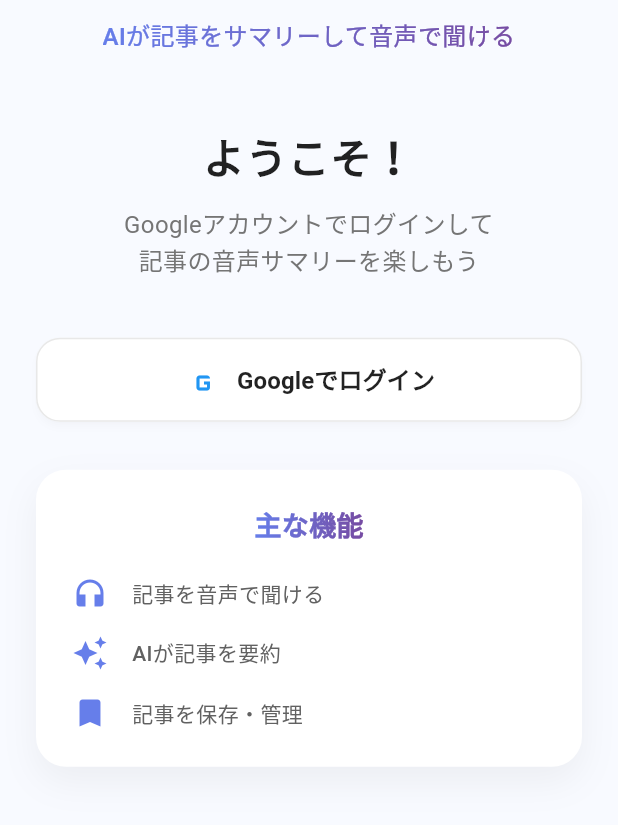
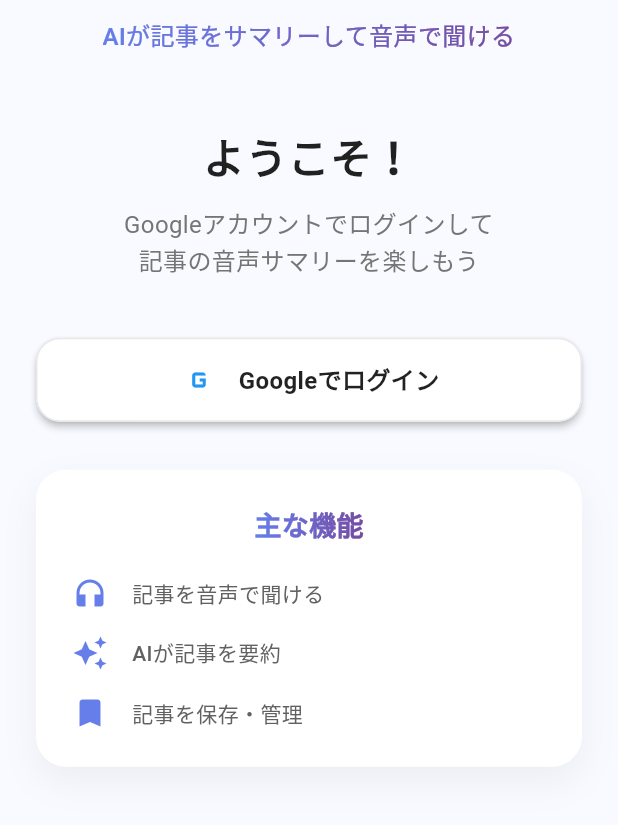
Before and after one commit to shuheu/summeryme-ai, a Flutter app: the screen it shows after launch, on a phone screen of 412 x 824 dp, the part 353-1178 px from its top. Run offline on Flutter 3.47's test engine with Material 3 defaults, Android fonts, the phone set to English and light mode, and no system bars; our stand-ins replace firebase_auth, firebase_core, google_sign_in, just_audio, shared_preferences; accounts and stored records are empty; network calls fail.

```diff
--- a/frontend/lib/screens/auth/login_screen.dart
+++ b/frontend/lib/screens/auth/login_screen.dart
@@ -1,4 +1,5 @@
 import 'package:flutter/material.dart';
+import 'package:flutter/foundation.dart';
 import '../main_tab_screen.dart';
 import '../../services/auth_service.dart';
 
@@ -60,7 +61,73 @@ class _LoginScreenState extends State<LoginScreen> {
 
     return Scaffold(
       backgroundColor: const Color(0xFFF8FAFF),
-      appBar: null,
+      appBar: kDebugMode
+          ? AppBar(
+              backgroundColor: Colors.transparent,
+              elevation: 0,
+              title: Container(
+                padding: const EdgeInsets.symmetric(
+                  horizontal: 8,
+                  vertical: 4,
+                ),
+                decoration: BoxDecoration(
+                  color: Colors.orange.withValues(alpha: 0.1),
+                  borderRadius: BorderRadius.circular(8),
+                  border: Border.all(
+                    color: Colors.orange.withValues(alpha: 0.3),
+                  ),
+                ),
+                child: const Text(
+                  '🚧 Debug Mode',
+                  style: TextStyle(
+                    color: Colors.orange,
+                    fontSize: 14,
+                    fontWeight: FontWeight.w600,
+                  ),
+                ),
+              ),
+              actions: [
+                Container(
+                  margin: const EdgeInsets.only(right: 16, top: 8, bottom: 8),
+                  child: ElevatedButton.icon(
+                    onPressed: () {
+                      Navigator.pushReplacement(
+                        context,
+                        MaterialPageRoute<void>(
+                          builder: (context) => const MainTabScreen(),
+                        ),
+                      );
+                    },
+                    icon: const Icon(
+                      Icons.skip_next,
+                      size: 18,
+                      color: Colors.white,
+                    ),
+                    label: const Text(
+                      'Skip Auth',
+                      style: TextStyle(
+                        color: Colors.white,
+                        fontWeight: FontWeight.w600,
+                        fontSize: 13,
+                      ),
+                    ),
+                    style: ElevatedButton.styleFrom(
+                      backgroundColor: Colors.orange,
+                      foregroundColor: Colors.white,
+                      elevation: 2,
+                      shape: RoundedRectangleBorder(
+                        borderRadius: BorderRadius.circular(20),
+                      ),
+                      padding: const EdgeInsets.symmetric(
+                        horizontal: 12,
+                        vertical: 6,
+                      ),
+                    ),
+                  ),
+                ),
+              ],
+            )
+          : null,
       body: SafeArea(
         child: Center(
           child: SingleChildScrollView(
@@ -180,14 +247,26 @@ class _LoginScreenState extends State<LoginScreen> {
                   ),
                   SizedBox(height: isTablet ? 48 : 40),
 
-                  // Google login button
-                  SizedBox(
+                  // Google login button - PWA対応版
+                  Material(
+                    color: Colors.white,
+                    elevation: 2,
+                    borderRadius: BorderRadius.circular(16),
+                    child: InkWell(
+                      onTap: _isLoading ? null : _googleLogin,
+                      borderRadius: BorderRadius.circular(16),
+                      child: Container(
                         height: 56,
                         width: double.infinity,
-                    child: ElevatedButton.icon(
-                      onPressed: _isLoading ? null : _googleLogin,
-                      icon: _isLoading
-                          ? const SizedBox(
+                        decoration: BoxDecoration(
+                          border: Border.all(color: const Color(0xFFE8E8E8)),
+                          borderRadius: BorderRadius.circular(16),
+                        ),
+                        child: Row(
+                          mainAxisAlignment: MainAxisAlignment.center,
+                          children: [
+                            if (_isLoading)
+                              const SizedBox(
                                 height: 20,
                                 width: 20,
                                 child: CircularProgressIndicator(
@@ -197,7 +276,8 @@ class _LoginScreenState extends State<LoginScreen> {
                                   ),
                                 ),
                               )
-                          : Container(
+                            else
+                              Container(
                                 padding: const EdgeInsets.all(2),
                                 decoration: BoxDecoration(
                                   color: Colors.white,
@@ -215,7 +295,8 @@ class _LoginScreenState extends State<LoginScreen> {
                                   ),
                                 ),
                               ),
-                      label: Text(
+                            const SizedBox(width: 12),
+                            Text(
                               _isLoading ? 'ログイン中...' : 'Googleでログイン',
                               style: TextStyle(
                                 fontSize: isTablet ? 18 : 16,
@@ -223,17 +304,8 @@ class _LoginScreenState extends State<LoginScreen> {
                                 color: Colors.black87,
                               ),
                             ),
-                      style: ElevatedButton.styleFrom(
-                        backgroundColor: Colors.white,
-                        foregroundColor: Colors.black87,
-                        elevation: 2,
-                        shadowColor: Colors.black.withValues(alpha: 0.1),
-                        side: const BorderSide(color: Color(0xFFE8E8E8)),
-                        shape: RoundedRectangleBorder(
-                          borderRadius: BorderRadius.circular(16),
+                          ],
                         ),
-                        // PWA用のタッチ改善
-                        splashFactory: InkRipple.splashFactory,
                       ),
                     ),
                   ),
```
Also changed, not shown: 1 other file. Lines whose indentation alone changed are shown as unchanged.
